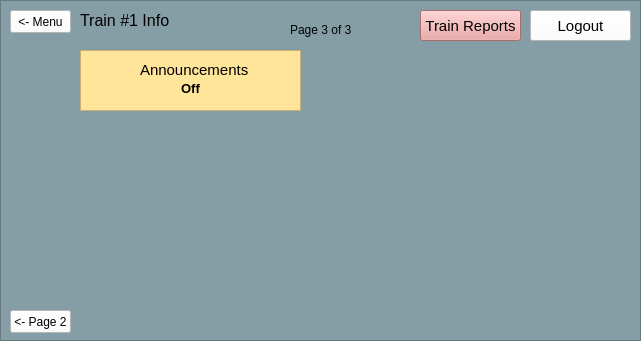
Old version of the form src/UI/TrainModel/Train_Info_Page3.ui in the repository aet37/ECE1140-Project.
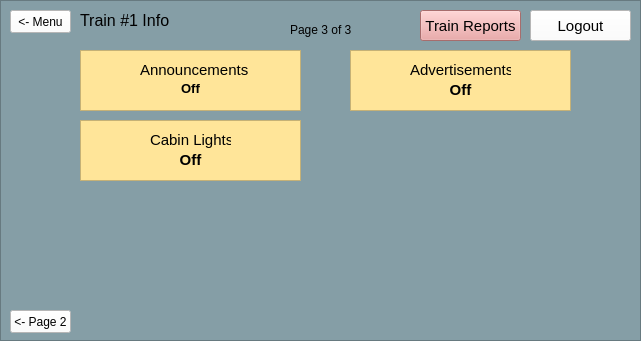
New version of the form.

Commit message: Lets turn on the lights

```diff
--- a/src/UI/TrainModel/Train_Info_Page3.ui
+++ b/src/UI/TrainModel/Train_Info_Page3.ui
@@ -234,6 +234,116 @@
       <string>Train #1 Info</string>
      </property>
     </widget>
+    <widget class="QTextBrowser" name="textBrowser_4">
+     <property name="geometry">
+      <rect>
+       <x>350</x>
+       <y>50</y>
+       <width>221</width>
+       <height>61</height>
+      </rect>
+     </property>
+     <property name="styleSheet">
+      <string notr="true">background-color: rgb(255, 229, 153);</string>
+     </property>
+     <property name="html">
+      <string>&lt;!DOCTYPE HTML PUBLIC &quot;-//W3C//DTD HTML 4.0//EN&quot; &quot;http://www.w3.org/TR/REC-html40/strict.dtd&quot;&gt;
+&lt;html&gt;&lt;head&gt;&lt;meta name=&quot;qrichtext&quot; content=&quot;1&quot; /&gt;&lt;style type=&quot;text/css&quot;&gt;
+p, li { white-space: pre-wrap; }
+&lt;/style&gt;&lt;/head&gt;&lt;body style=&quot; font-family:'MS Shell Dlg 2'; font-size:8.25pt; font-weight:400; font-style:normal;&quot;&gt;
+&lt;p align=&quot;center&quot; style=&quot;-qt-paragraph-type:empty; margin-top:0px; margin-bottom:0px; margin-left:0px; margin-right:0px; -qt-block-indent:0; text-indent:0px;&quot;&gt;&lt;br /&gt;&lt;/p&gt;&lt;/body&gt;&lt;/html&gt;</string>
+     </property>
+    </widget>
+    <widget class="QLabel" name="label_4">
+     <property name="geometry">
+      <rect>
+       <x>410</x>
+       <y>60</y>
+       <width>101</width>
+       <height>20</height>
+      </rect>
+     </property>
+     <property name="font">
+      <font>
+       <pointsize>11</pointsize>
+      </font>
+     </property>
+     <property name="styleSheet">
+      <string notr="true">background-color: rgb(255, 229, 153);</string>
+     </property>
+     <property name="text">
+      <string>Advertisements</string>
+     </property>
+    </widget>
+    <widget class="QLabel" name="disp_advertisements">
+     <property name="geometry">
+      <rect>
+       <x>360</x>
+       <y>80</y>
+       <width>201</width>
+       <height>20</height>
+      </rect>
+     </property>
+     <property name="font">
+      <font>
+       <pointsize>11</pointsize>
+       <weight>75</weight>
+       <bold>true</bold>
+      </font>
+     </property>
+     <property name="styleSheet">
+      <string notr="true">background-color: rgb(255, 229, 153);</string>
+     </property>
+     <property name="text">
+      <string>Off</string>
+     </property>
+     <property name="alignment">
+      <set>Qt::AlignCenter</set>
+     </property>
+    </widget>
+    <widget class="QTextBrowser" name="disp_cabin_lights">
+     <property name="geometry">
+      <rect>
+       <x>80</x>
+       <y>120</y>
+       <width>221</width>
+       <height>61</height>
+      </rect>
+     </property>
+     <property name="styleSheet">
+      <string notr="true">background-color: rgb(255, 229, 153);</string>
+     </property>
+     <property name="html">
+      <string>&lt;!DOCTYPE HTML PUBLIC &quot;-//W3C//DTD HTML 4.0//EN&quot; &quot;http://www.w3.org/TR/REC-html40/strict.dtd&quot;&gt;
+&lt;html&gt;&lt;head&gt;&lt;meta name=&quot;qrichtext&quot; content=&quot;1&quot; /&gt;&lt;style type=&quot;text/css&quot;&gt;
+p, li { white-space: pre-wrap; }
+&lt;/style&gt;&lt;/head&gt;&lt;body style=&quot; font-family:'MS Shell Dlg 2'; font-size:8.25pt; font-weight:400; font-style:normal;&quot;&gt;
+&lt;p align=&quot;center&quot; style=&quot;-qt-paragraph-type:empty; margin-top:0px; margin-bottom:0px; margin-left:0px; margin-right:0px; -qt-block-indent:0; text-indent:0px;&quot;&gt;&lt;br /&gt;&lt;/p&gt;
+&lt;p align=&quot;center&quot; style=&quot;-qt-paragraph-type:empty; margin-top:0px; margin-bottom:0px; margin-left:0px; margin-right:0px; -qt-block-indent:0; text-indent:0px; font-weight:600;&quot;&gt;&lt;br /&gt;&lt;/p&gt;
+&lt;p align=&quot;center&quot; style=&quot; margin-top:0px; margin-bottom:0px; margin-left:0px; margin-right:0px; -qt-block-indent:0; text-indent:0px;&quot;&gt;&lt;span style=&quot; font-size:11pt; font-weight:600;&quot;&gt;Off&lt;/span&gt;&lt;/p&gt;&lt;/body&gt;&lt;/html&gt;</string>
+     </property>
+    </widget>
+    <widget class="QLabel" name="label_8">
+     <property name="geometry">
+      <rect>
+       <x>150</x>
+       <y>130</y>
+       <width>81</width>
+       <height>20</height>
+      </rect>
+     </property>
+     <property name="font">
+      <font>
+       <pointsize>11</pointsize>
+      </font>
+     </property>
+     <property name="styleSheet">
+      <string notr="true">background-color: rgb(255, 229, 153);</string>
+     </property>
+     <property name="text">
+      <string>Cabin Lights</string>
+     </property>
+    </widget>
     <zorder>report_button_info3</zorder>
     <zorder>disp_announcements</zorder>
     <zorder>label_2</zorder>
```
Left out of the diff: 5 changed lines with no effect on the pictures. The commit also changes 7 other files.
